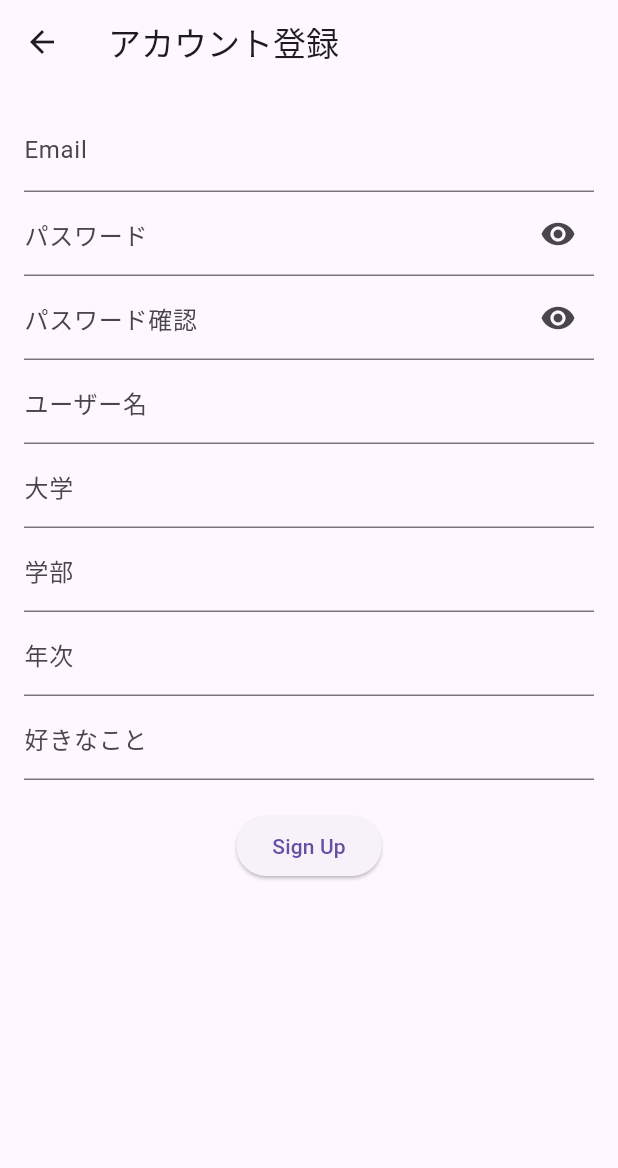
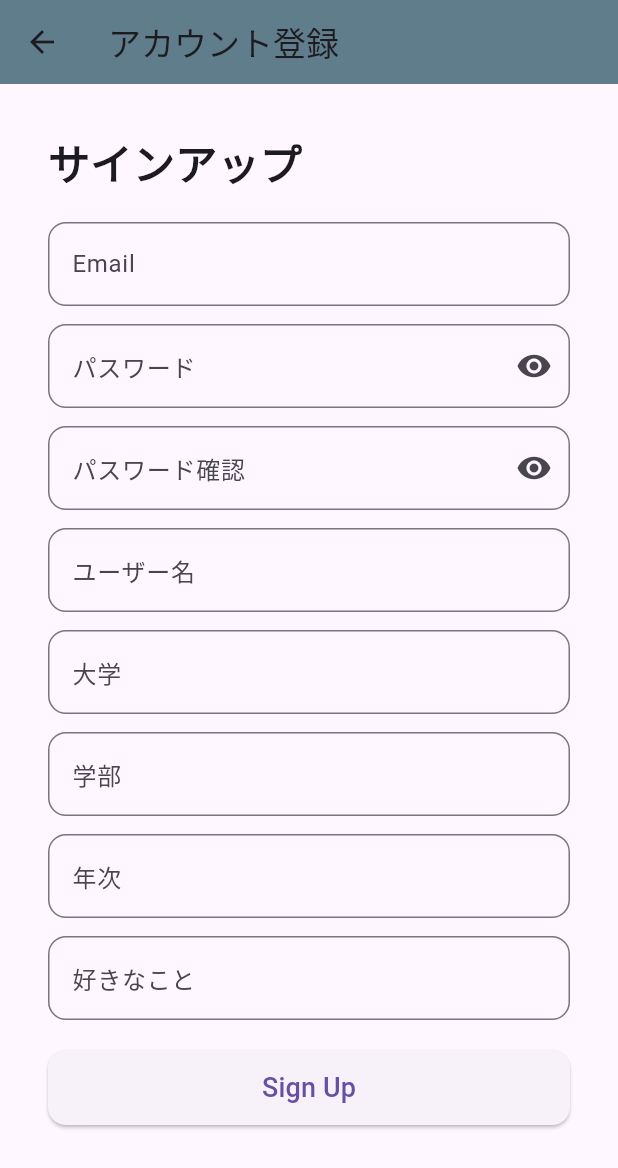
Before and after one commit to Haruki1090/benesse_hackathon_2024_08, a Flutter app: the screen it shows after launch, after a tap on "アカウント登録", on a phone screen of 412 x 824 dp. Shown: the top 1168 px of the screen. Run offline on Flutter 3.47's test engine with Material 3 defaults, Android fonts, the phone set to English and light mode, and no system bars; our stand-ins replace cloud_firestore, firebase_auth, firebase_core, flutter_riverpod, freezed_annotation; accounts and stored records are empty.

Commit message:
UI修正

```diff
--- a/lib/auth_gate.dart
+++ b/lib/auth_gate.dart
@@ -1,4 +1,4 @@
-// ignore_for_file: use_build_context_synchronously, library_private_types_in_public_api
+// ignore_for_file: library_private_types_in_public_api, use_build_context_synchronously
 
 import 'package:benesse_hackathon_2024_08/home_page.dart';
 import 'package:benesse_hackathon_2024_08/purpose_selection_page.dart';
@@ -23,7 +23,7 @@ class AuthGate extends ConsumerWidget {
           return const LoginPage(); // ログインしていない場合はログインページへ
         }
       },
-      loading: () => const CircularProgressIndicator(),
+      loading: () => const Center(child: CircularProgressIndicator()),
       error: (error, stack) => Center(child: Text('Error: $error')),
     );
   }
@@ -43,28 +43,60 @@ class LoginPage extends StatelessWidget {
     return Scaffold(
       body: SafeArea(
         child: Center(
+          child: Padding(
+            padding: const EdgeInsets.all(32.0),
             child: Column(
               mainAxisAlignment: MainAxisAlignment.center,
               children: <Widget>[
+                const Text(
+                  'ようこそ',
+                  style: TextStyle(
+                    fontSize: 32,
+                    fontWeight: FontWeight.bold,
+                  ),
+                ),
+                const SizedBox(height: 20),
                 ElevatedButton(
+                  style: ElevatedButton.styleFrom(
+                    minimumSize: const Size.fromHeight(50),
+                    shape: RoundedRectangleBorder(
+                      borderRadius: BorderRadius.circular(12),
+                    ),
+                  ),
                   onPressed: () {
                     Navigator.push(
                       context,
-                    MaterialPageRoute(builder: (context) => const SignUpPage()),
+                      MaterialPageRoute(
+                          builder: (context) => const SignUpPage()),
                     );
                   },
-                child: const Text('アカウント登録'),
+                  child: const Text(
+                    'アカウント登録',
+                    style: TextStyle(fontSize: 18),
                   ),
+                ),
+                const SizedBox(height: 12),
                 ElevatedButton(
+                  style: ElevatedButton.styleFrom(
+                    minimumSize: const Size.fromHeight(50),
+                    shape: RoundedRectangleBorder(
+                      borderRadius: BorderRadius.circular(12),
+                    ),
+                  ),
                   onPressed: () {
                     Navigator.push(
                       context,
-                    MaterialPageRoute(builder: (context) => const SignInPage()),
+                      MaterialPageRoute(
+                          builder: (context) => const SignInPage()),
                     );
                   },
-                child: const Text('ログイン'),
+                  child: const Text(
+                    'ログイン',
+                    style: TextStyle(fontSize: 18),
+                  ),
                 ),
               ],
+            ),
           ),
         ),
       ),
@@ -98,78 +130,88 @@ class _SignUpPageState extends State<SignUpPage> {
     return Scaffold(
       appBar: AppBar(
         title: const Text('アカウント登録'),
+        backgroundColor: Colors.blueGrey, //todo:色変更
       ),
       body: Stack(
         children: [
-          Padding(
-            padding: const EdgeInsets.all(16.0),
+          SingleChildScrollView(
+            child: Padding(
+              padding: const EdgeInsets.all(32.0),
               child: Column(
+                crossAxisAlignment: CrossAxisAlignment.start,
                 children: [
-                TextField(
+                  const Text(
+                    'サインアップ',
+                    style: TextStyle(
+                      fontSize: 28,
+                      fontWeight: FontWeight.bold,
+                    ),
+                  ),
+                  const SizedBox(height: 20),
+                  _buildTextField(
                     controller: emailController,
-                  decoration: const InputDecoration(labelText: 'Email'),
+                    labelText: 'Email',
+                    keyboardType: TextInputType.emailAddress,
                   ),
-                TextField(
+                  const SizedBox(height: 12),
+                  _buildPasswordField(
                     controller: passwordController,
-                  decoration: InputDecoration(
                     labelText: 'パスワード',
-                    suffixIcon: IconButton(
-                      icon: Icon(
-                        _obscurePassword
-                            ? Icons.visibility
-                            : Icons.visibility_off,
-                      ),
-                      onPressed: () {
+                    obscureText: _obscurePassword,
+                    onTap: () {
                       setState(() {
                         _obscurePassword = !_obscurePassword;
                       });
                     },
                   ),
-                  ),
-                  obscureText: _obscurePassword,
-                ),
-                TextField(
+                  const SizedBox(height: 12),
+                  _buildPasswordField(
                     controller: confirmPasswordController,
-                  decoration: InputDecoration(
                     labelText: 'パスワード確認',
-                    suffixIcon: IconButton(
-                      icon: Icon(
-                        _obscureConfirmPassword
-                            ? Icons.visibility
-                            : Icons.visibility_off,
-                      ),
-                      onPressed: () {
+                    obscureText: _obscureConfirmPassword,
+                    onTap: () {
                       setState(() {
                         _obscureConfirmPassword = !_obscureConfirmPassword;
                       });
                     },
                   ),
+                  const SizedBox(height: 12),
+                  _buildTextField(
+                    controller: nameController,
+                    labelText: 'ユーザー名',
                   ),
-                  obscureText: _obscureConfirmPassword,
+                  const SizedBox(height: 12),
+                  _buildTextField(
+                    controller: universityController,
+                    labelText: '大学',
                   ),
-                TextField(
-                  controller: nameController,
-                  decoration: const InputDecoration(labelText: 'ユーザー名'),
+                  const SizedBox(height: 12),
+                  _buildTextField(
+                    controller: facultyController,
+                    labelText: '学部',
                   ),
-                TextField(
-                  controller: universityController,
-                  decoration: const InputDecoration(labelText: '大学'),
+                  const SizedBox(height: 12),
+                  _buildTextField(
+                    controller: gradeController,
+                    labelText: '年次',
+                    keyboardType: TextInputType.number,
                   ),
-                TextField(
-                  controller: facultyController,
-                  decoration: const InputDecoration(labelText: '学部'),
-                ),
-                TextField(
-                  controller: gradeController,
-                  decoration: const InputDecoration(labelText: '年次'),
-                ),
-                TextField(
+                  const SizedBox(height: 12),
+                  _buildTextField(
                     controller: effortController,
-                  decoration: const InputDecoration(labelText: '好きなこと'),
+                    labelText: '好きなこと',
                   ),
                   const SizedBox(height: 20),
                   ElevatedButton(
-                  onPressed: () async {
+                    style: ElevatedButton.styleFrom(
+                      minimumSize: const Size.fromHeight(50),
+                      shape: RoundedRectangleBorder(
+                        borderRadius: BorderRadius.circular(12),
+                      ),
+                    ),
+                    onPressed: _isLoading
+                        ? null
+                        : () async {
                             if (passwordController.text !=
                                 confirmPasswordController.text) {
                               // パスワードと確認用パスワードが一致しない場合
@@ -207,7 +249,8 @@ class _SignUpPageState extends State<SignUpPage> {
                               // 書き込みが完了したらPurposeSelectionPageに遷移
                               Navigator.of(context).pushReplacement(
                                 MaterialPageRoute(
-                          builder: (context) => const PurposeSelectionPage(),
+                                  builder: (context) =>
+                                      const PurposeSelectionPage(),
                                 ),
                               );
                             } catch (e) {
@@ -215,7 +258,9 @@ class _SignUpPageState extends State<SignUpPage> {
                                 print('Error: $e');
                               }
                               ScaffoldMessenger.of(context).showSnackBar(
-                        SnackBar(content: Text('エラーが発生しました: $e')),
+                                SnackBar(
+                                    content: Text(
+                                        'エラーが発生しました: $e')), // todo:エラーメッセージの内容を分かりやすく表示する（Firebaseのメッセージそのままになってる）
                               );
                             } finally {
                               setState(() {
@@ -223,17 +268,60 @@ class _SignUpPageState extends State<SignUpPage> {
                               });
                             }
                           },
-                  child: const Text('Sign Up'),
+                    child: _isLoading
+                        ? const CircularProgressIndicator(
+                            color: Colors.white,
+                          )
+                        : const Text(
+                            'Sign Up',
+                            style: TextStyle(fontSize: 18),
+                          ),
                   ),
                 ],
               ),
             ),
-          if (_isLoading)
-            const Center(
-              child: CircularProgressIndicator(),
           ),
         ],
       ),
+    );
+  }
+
+  Widget _buildTextField({
+    required TextEditingController controller,
+    required String labelText,
+    TextInputType keyboardType = TextInputType.text,
+  }) {
+    return TextField(
+      controller: controller,
+      decoration: InputDecoration(
+        labelText: labelText,
+        border: OutlineInputBorder(
+          borderRadius: BorderRadius.circular(12),
+        ),
+      ),
+      keyboardType: keyboardType,
+    );
+  }
+
+  Widget _buildPasswordField({
+    required TextEditingController controller,
+    required String labelText,
+    required bool obscureText,
+    required VoidCallback onTap,
+  }) {
+    return TextField(
+      controller: controller,
+      decoration: InputDecoration(
+        labelText: labelText,
+        border: OutlineInputBorder(
+          borderRadius: BorderRadius.circular(12),
+        ),
+        suffixIcon: IconButton(
+          icon: Icon(obscureText ? Icons.visibility : Icons.visibility_off),
+          onPressed: onTap,
+        ),
+      ),
+      obscureText: obscureText,
     );
   }
 }
@@ -250,40 +338,59 @@ class _SignInPageState extends State<SignInPage> {
   final passwordController = TextEditingController();
 
   bool _obscurePassword = true;
+  bool _isLoading = false;
 
   @override
   Widget build(BuildContext context) {
     return Scaffold(
       appBar: AppBar(
         title: const Text('ログイン'),
+        backgroundColor: Colors.blueAccent,
       ),
       body: Padding(
-        padding: const EdgeInsets.all(16.0),
+        padding: const EdgeInsets.all(32.0),
         child: Column(
+          crossAxisAlignment: CrossAxisAlignment.start,
           children: [
-            TextField(
+            const Text(
+              'ログイン',
+              style: TextStyle(
+                fontSize: 28,
+                fontWeight: FontWeight.bold,
+              ),
+            ),
+            const SizedBox(height: 20),
+            _buildTextField(
               controller: emailController,
-              decoration: const InputDecoration(labelText: 'Email'),
+              labelText: 'Email',
+              keyboardType: TextInputType.emailAddress,
             ),
-            TextField(
+            const SizedBox(height: 12),
+            _buildPasswordField(
               controller: passwordController,
-              decoration: InputDecoration(
               labelText: 'パスワード',
-                suffixIcon: IconButton(
-                  icon: Icon(
-                    _obscurePassword ? Icons.visibility : Icons.visibility_off,
-                  ),
-                  onPressed: () {
+              obscureText: _obscurePassword,
+              onTap: () {
                 setState(() {
                   _obscurePassword = !_obscurePassword;
                 });
               },
             ),
+            const SizedBox(height: 20),
+            ElevatedButton(
+              style: ElevatedButton.styleFrom(
+                minimumSize: const Size.fromHeight(50),
+                shape: RoundedRectangleBorder(
+                  borderRadius: BorderRadius.circular(12),
                 ),
-              obscureText: _obscurePassword,
               ),
-            ElevatedButton(
-              onPressed: () async {
+              onPressed: _isLoading
+                  ? null
+                  : () async {
+                      setState(() {
+                        _isLoading = true; // ローディングを表示
+                      });
+
                       try {
                         await FirebaseAuth.instance.signInWithEmailAndPassword(
                           email: emailController.text,
@@ -294,13 +401,66 @@ class _SignInPageState extends State<SignInPage> {
                         if (kDebugMode) {
                           print('Error: $e');
                         }
+                        ScaffoldMessenger.of(context).showSnackBar(
+                          SnackBar(content: Text('エラーが発生しました: $e')),
+                        );
+                      } finally {
+                        setState(() {
+                          _isLoading = false; // ローディングを非表示
+                        });
                       }
                     },
-              child: const Text('Sign In'),
+              child: _isLoading
+                  ? const CircularProgressIndicator(
+                      color: Colors.white,
+                    )
+                  : const Text(
+                      'Sign In',
+                      style: TextStyle(fontSize: 18),
+                    ),
             ),
           ],
         ),
       ),
     );
   }
+
+  Widget _buildTextField({
+    required TextEditingController controller,
+    required String labelText,
+    TextInputType keyboardType = TextInputType.text,
+  }) {
+    return TextField(
+      controller: controller,
+      decoration: InputDecoration(
+        labelText: labelText,
+        border: OutlineInputBorder(
+          borderRadius: BorderRadius.circular(12),
+        ),
+      ),
+      keyboardType: keyboardType,
+    );
   }
+
+  Widget _buildPasswordField({
+    required TextEditingController controller,
+    required String labelText,
+    required bool obscureText,
+    required VoidCallback onTap,
+  }) {
+    return TextField(
+      controller: controller,
+      decoration: InputDecoration(
+        labelText: labelText,
+        border: OutlineInputBorder(
+          borderRadius: BorderRadius.circular(12),
+        ),
+        suffixIcon: IconButton(
+          icon: Icon(obscureText ? Icons.visibility : Icons.visibility_off),
+          onPressed: onTap,
+        ),
+      ),
+      obscureText: obscureText,
+    );
+  }
+}
```
Lines whose indentation alone changed are shown as unchanged.
